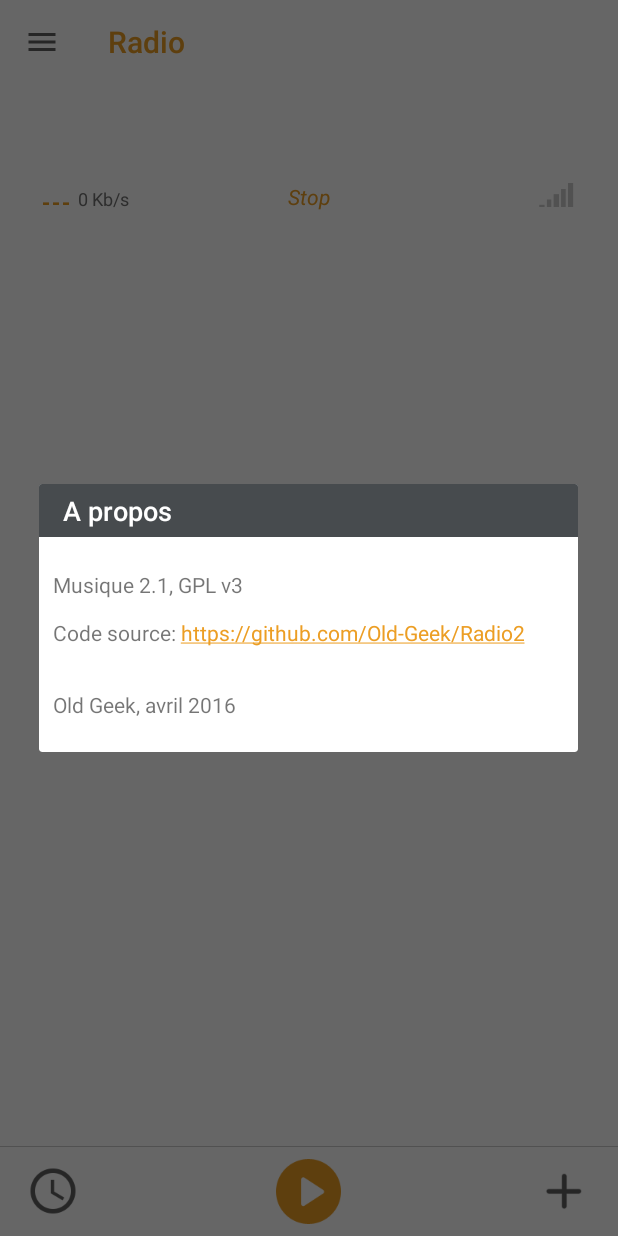
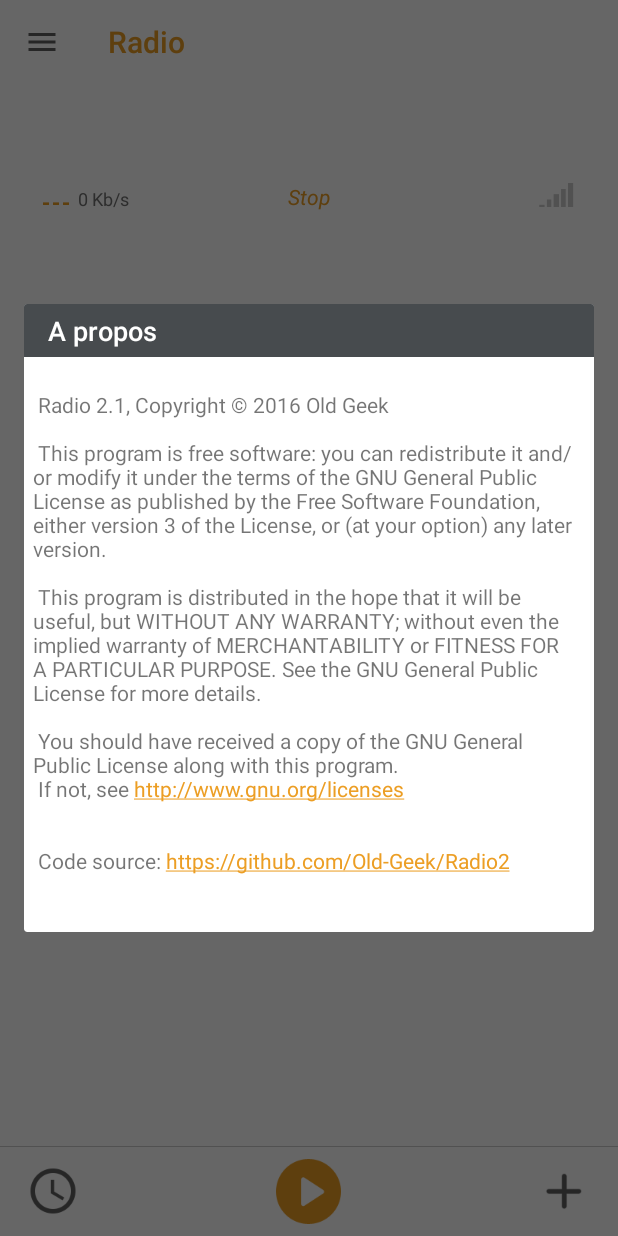
Before and after one commit to Im7an/Radio2, an Android app: the screen it shows after launch (MainActivity), in the side drawer, after a tap on "A propos", on a phone screen of 412 x 824 dp. Run offline under Robolectric (Android 15) with nearby library versions, the phone set to English and light mode, and no system bars.

Commit message:
\_o< coin

```diff
--- a/app/src/main/res/values/strings.xml
+++ b/app/src/main/res/values/strings.xml
@@ -29,11 +29,24 @@
 
     <string name="about_message">
         \n
-        Musique 2.1, GPL v3
-        \n\n
-        Code source: https://github.com/Old-Geek/Radio2
-        \n\n\n
-        Old Geek, avril 2016
+        Radio 2.1, Copyright © 2016 Old Geek\n
+        \n
+        This program is free software: you can redistribute it and/or modify
+        it under the terms of the GNU General Public License as published by
+        the Free Software Foundation, either version 3 of the License, or
+        (at your option) any later version.\n
+        \n
+        This program is distributed in the hope that it will be useful,
+        but WITHOUT ANY WARRANTY; without even the implied warranty of
+        MERCHANTABILITY or FITNESS FOR A PARTICULAR PURPOSE.  See the
+        GNU General Public License for more details.\n
+        \n
+        You should have received a copy of the GNU General Public License
+        along with this program.\n
+        If not, see http://www.gnu.org/licenses \n
+        \n
+        \n
+        Code source: https://github.com/Old-Geek/Radio2\n
         \n
     </string>
 
```
Also changed, not shown: app/src/main/java/org/oucho/radio2/MainActivity.java (+20 -0 lines), app/src/main/java/org/oucho/radio2/itf/ListsClickListener.java (+20 -0 lines), app/src/main/java/org/oucho/radio2/itf/PlayableItem.java (+20 -0 lines), app/src/main/java/org/oucho/radio2/itf/Radio.java (+20 -0 lines), app/src/main/java/org/oucho/radio2/itf/RadioAdapter.java (+20 -0 lines), app/src/main/java/org/oucho/radio2/itf/RadioViewHolder.java (+20 -0 lines), app/src/main/java/org/oucho/radio2/itf/RadiosDatabase.java (+20 -0 lines), app/src/main/java/org/oucho/radio2/net/HttpGetter.java (+20 -0 lines), app/src/main/java/org/oucho/radio2/timer/GetAudioFocusTask.java (+20 -0 lines), app/src/main/java/org/oucho/radio2/utils/EqualizerView.java (+20 -0 lines), app/src/main/java/org/oucho/radio2/utils/Notification.java (+20 -0 lines), app/src/main/java/org/oucho/radio2/utils/StopReceiver.java (+20 -0 lines).
